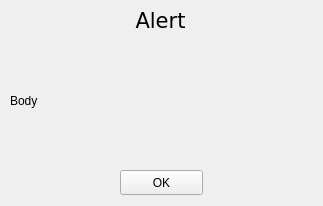
First picture: the form in code/alert.ui, repository xHWAHx/InsulinPumpSimulator-Group35, before the edit.
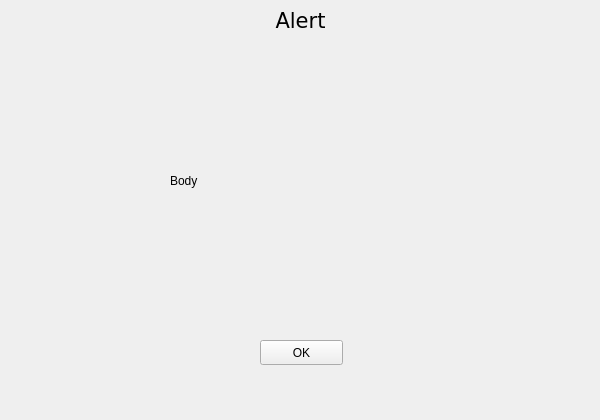
Second picture: the form after the edit.

The edit to the form file:
```diff
--- a/code/alert.ui
+++ b/code/alert.ui
@@ -6,8 +6,8 @@
    <rect>
     <x>0</x>
     <y>0</y>
-    <width>323</width>
-    <height>206</height>
+    <width>600</width>
+    <height>420</height>
    </rect>
   </property>
   <property name="windowTitle">
@@ -16,7 +16,7 @@
   <widget class="QLabel" name="alertTitle">
    <property name="geometry">
     <rect>
-     <x>10</x>
+     <x>150</x>
      <y>10</y>
      <width>301</width>
      <height>20</height>
@@ -41,8 +41,8 @@
   <widget class="QPushButton" name="okButton">
    <property name="geometry">
     <rect>
-     <x>120</x>
-     <y>170</y>
+     <x>260</x>
+     <y>340</y>
      <width>83</width>
      <height>25</height>
     </rect>
@@ -54,8 +54,8 @@
   <widget class="QLabel" name="alertBody">
    <property name="geometry">
     <rect>
-     <x>10</x>
-     <y>40</y>
+     <x>170</x>
+     <y>120</y>
      <width>301</width>
      <height>121</height>
     </rect>
```
